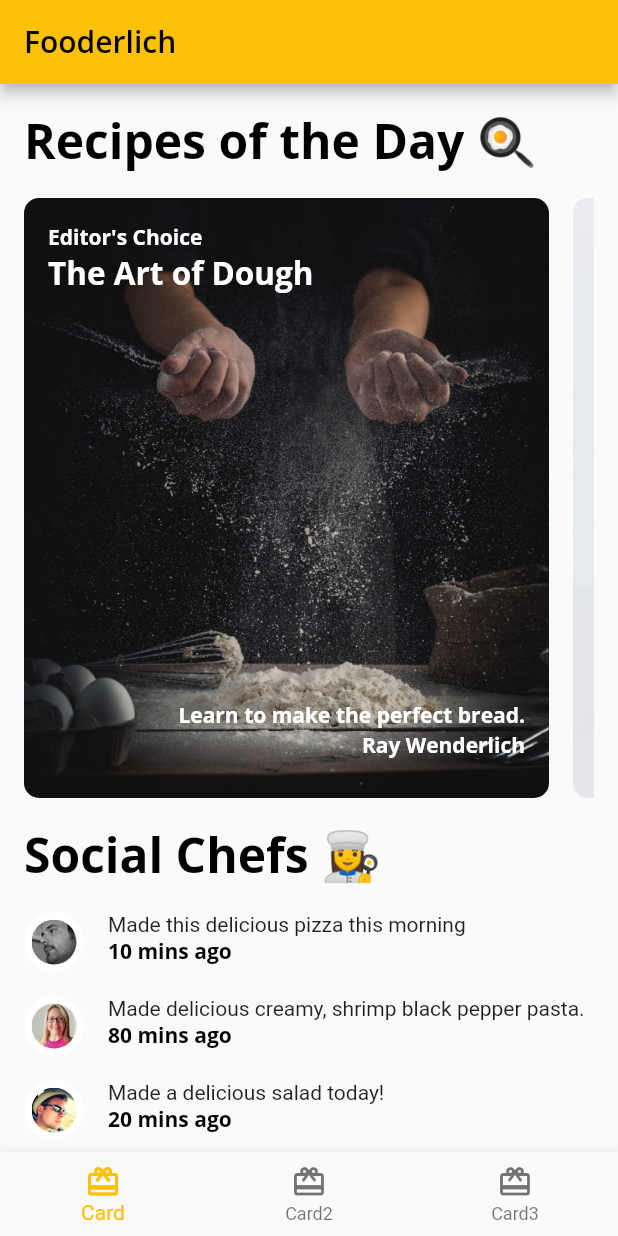
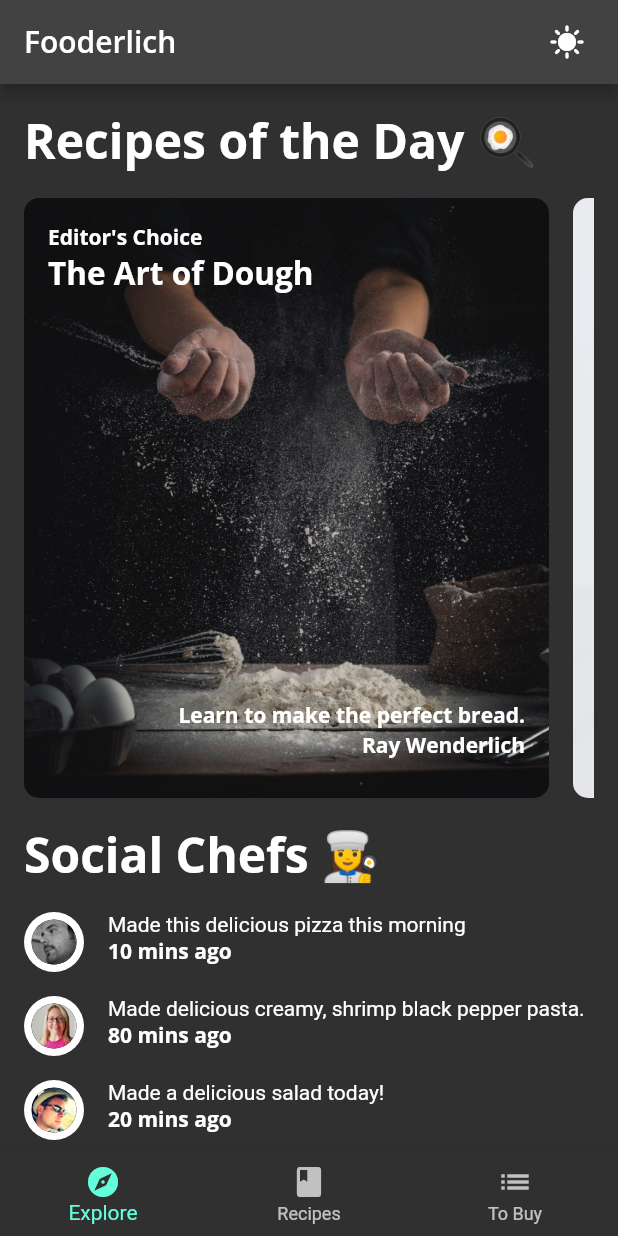
Before and after one commit to rifanstd/fooderlich, a Flutter app: the screen it shows after launch, on a phone screen of 412 x 824 dp. Run offline on Flutter 3.47's test engine with Material 2 defaults, Android fonts, the phone set to English and light mode, and no system bars; our stand-ins replace google_fonts.

Commit message:
Menggunakan Scrollable Widget SliverGridDelegateWithMaxCrossAxisExtent untuk tampilan recipe dan juga mengubah icon bottom navigation bar

```diff
--- a/lib/home.dart
+++ b/lib/home.dart
@@ -1,4 +1,5 @@
 import 'package:flutter/material.dart';
+import 'config.dart';
 import 'models/explore_recipe.dart';
 import 'components/components.dart';
 import 'screens/explore_screen.dart';
@@ -57,8 +58,27 @@ class _HomeState extends State<Home> {
   Widget build(BuildContext context) {
     return Scaffold(
         appBar: AppBar(
-            title: Text('Fooderlich',
-                style: Theme.of(context).textTheme.headline6)),
+          title: Text(
+            'Fooderlich',
+            style: Theme.of(context).textTheme.headline6,
+          ),
+          actions: [
+            Row(
+              mainAxisAlignment: MainAxisAlignment.center,
+              children: [
+                Padding(
+                  padding: const EdgeInsets.symmetric(horizontal: 10.0),
+                  child: IconButton(
+                    icon: const Icon(Icons.sunny),
+                    onPressed: () {
+                      currentTheme.switchTheme();
+                    },
+                  ),
+                ),
+              ],
+            )
+          ],
+        ),
         body: pages[_selectedIndex],
         bottomNavigationBar: BottomNavigationBar(
             selectedItemColor:
@@ -67,11 +87,11 @@ class _HomeState extends State<Home> {
             onTap: _onItemTapped,
             items: <BottomNavigationBarItem>[
               const BottomNavigationBarItem(
-                  icon: Icon(Icons.card_giftcard), label: 'Card'),
+                  icon: Icon(Icons.explore), label: 'Explore'),
               const BottomNavigationBarItem(
-                  icon: Icon(Icons.card_giftcard), label: 'Card2'),
+                  icon: Icon(Icons.book), label: 'Recipes'),
               const BottomNavigationBarItem(
-                  icon: Icon(Icons.card_giftcard), label: 'Card3'),
+                  icon: Icon(Icons.list), label: 'To Buy'),
             ]));
   }
 }
--- a/lib/my_theme.dart
+++ b/lib/my_theme.dart
@@ -2,7 +2,7 @@ import 'package:flutter/material.dart';
 import 'fooderlich_theme.dart';
 
 class MyTheme with ChangeNotifier {
-  static bool _isDark = false;
+  static bool _isDark = true;
 
   ThemeData currentTheme() {
     return _isDark ? FooderlichTheme.dark() : FooderlichTheme.light();
```
Also changed, not shown: lib/components/recipes_grid_view.dart (+6 -2 lines).
